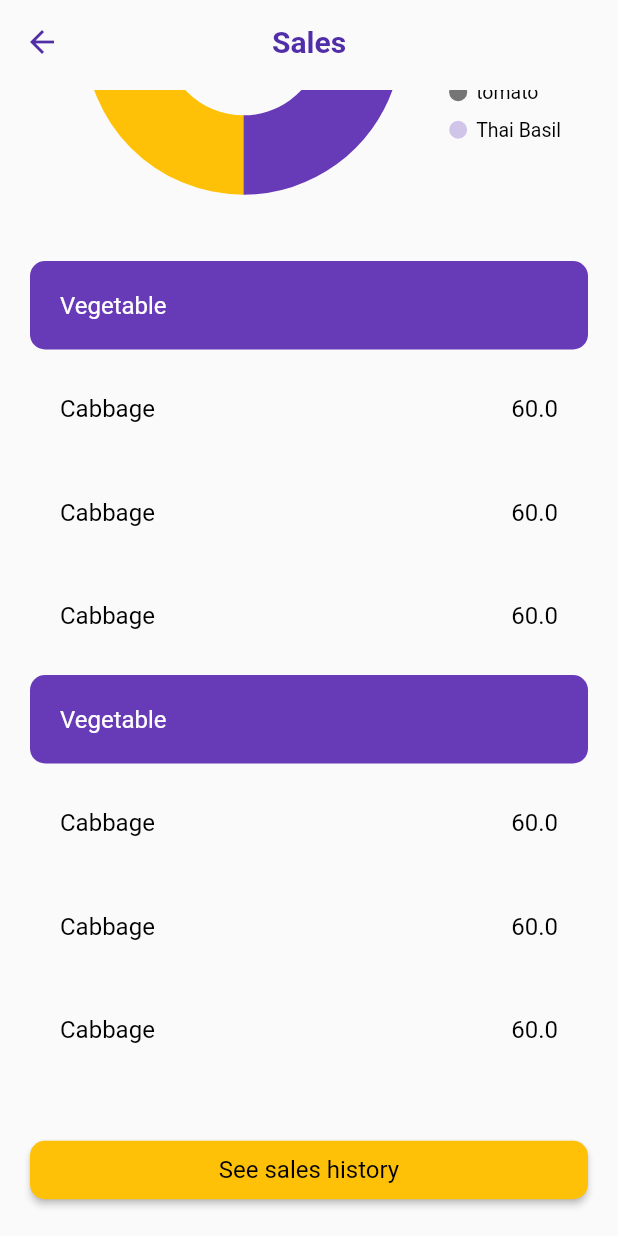
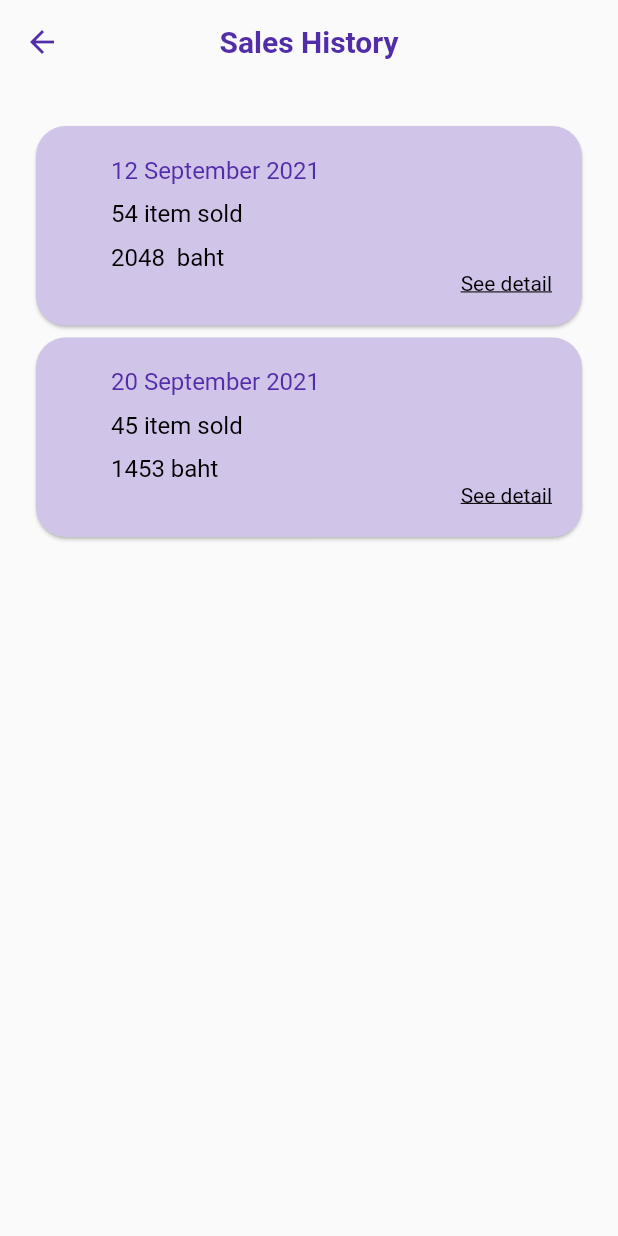
Before and after one commit to ktlyee/Stock-Management-App, a Flutter app: the SalesPage screen opened directly, scrolled down 206 dp, after a tap on "See sales history", on a phone screen of 412 x 824 dp. Run offline on Flutter 3.47's test engine with Material 2 defaults, Android fonts, the light colour scheme and no system bars; our stand-ins replace cloud_firestore, firebase_core, firebase_storage, image_picker, syncfusion_flutter_charts, syncfusion_flutter_datagrid; missing offline and left inert: ml_algo, ml_dataframe, syncfusion_flutter_core; accounts and stored records are empty.

Commit message:
order history list

```diff
--- /dev/null
+++ b/lib/order_history.dart
@@ -0,0 +1,94 @@
+import 'package:csc344_project/add_product.dart';
+import 'package:csc344_project/notifier/product_notifier.dart';
+import 'package:csc344_project/service/database.dart';
+import 'package:flutter/material.dart';
+import 'package:csc344_project/style/color.dart';
+import 'package:csc344_project/style/font_style.dart';
+import 'package:csc344_project/widgets/appbar.dart';
+import 'package:provider/provider.dart';
+
+class orderHistory extends StatefulWidget {
+  const orderHistory({Key? key}) : super(key: key);
+
+  @override
+  _orderHistoryState createState() => _orderHistoryState();
+}
+
+class _orderHistoryState extends State<orderHistory> {
+  @override
+  Widget build(BuildContext context) {
+    return Scaffold(
+      appBar: MainAppBar(
+        appBarText: "Sales History",
+      ),
+      body: SingleChildScrollView(
+        child: Container(
+          padding: EdgeInsets.all(20),
+          child: Column(
+            children: [
+              buildCard("12 September 2021", "54", "2048 "),
+              buildCard("20 September 2021", "45", "1453")
+            ],
+          ),
+        ),
+      ),
+    );
+  }
+
+  Widget buildCard(String date, String soldItemno, String price) {
+    ProductNotifier productNotifier = Provider.of<ProductNotifier>(context);
+
+    return Container(
+      width: MediaQuery.of(context).size.width,
+      child: Card(
+        color: CollectionsColors.lightPurple,
+        shape: RoundedRectangleBorder(borderRadius: BorderRadius.circular(20)),
+        child: Row(
+          mainAxisSize: MainAxisSize.max,
+          children: [
+            Expanded(
+                child: Padding(
+              padding: const EdgeInsets.fromLTRB(30, 10, 10, 10),
+              child: Column(
+                children: [
+                  Container(
+                    padding: EdgeInsets.fromLTRB(20, 10, 10, 0),
+                    alignment: Alignment.topLeft,
+                    child: Text(
+                      date,
+                      style: FontCollection.bodyPurpleTextStyle,
+                    ),
+                  ),
+                  Container(
+                    padding: EdgeInsets.fromLTRB(20, 10, 10, 0),
+                    alignment: Alignment.topLeft,
+                    child: Text(
+                      soldItemno + " item sold",
+                      style: FontCollection.bodyBlackTextStyle,
+                    ),
+                  ),
+                  Container(
+                    padding: EdgeInsets.fromLTRB(20, 10, 10, 0),
+                    alignment: Alignment.topLeft,
+                    child: Text(
+                      price + " baht",
+                      style: FontCollection.bodyBlackTextStyle,
+                    ),
+                  ),
+                  Container(
+                    padding: EdgeInsets.fromLTRB(20, 0, 10, 10),
+                    alignment: Alignment.bottomRight,
+                    child: Text(
+                      "See detail",
+                      style: FontCollection.underlineButtonTextStyle,
+                    ),
+                  )
+                ],
+              ),
+            ))
+          ],
+        ),
+      ),
+    );
+  }
+}
--- a/lib/sale_page.dart
+++ b/lib/sale_page.dart
@@ -1,8 +1,10 @@
+import 'package:csc344_project/order_history.dart';
 import 'package:csc344_project/style/color.dart';
 import 'package:csc344_project/style/font_style.dart';
 import 'package:csc344_project/widgets/appbar.dart';
 import 'package:csc344_project/widgets/button_widget.dart';
 import 'package:csc344_project/widgets/doughnut_chart.dart';
+import 'package:csc344_project/order_history.dart';
 import 'package:flutter/material.dart';
 
 class SalesPage extends StatefulWidget {
@@ -61,7 +63,7 @@ class _SalesPageState extends State<SalesPage> {
               Container(
                 margin: EdgeInsets.only(top: 30),
                 child: BuildButton(
-                  onPressed: () {},
+                  onPressed: () {Navigator.of(context).push(MaterialPageRoute(builder: (context)=>orderHistory()));},
                   text: 'See sales history',
                   width: MediaQuery.of(context).size.width,
                 ),
```
Also changed, not shown: pubspec.lock.
